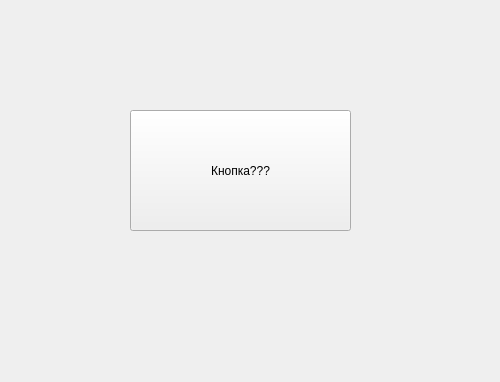
MaxN20/-Barnaul---Nenashev-, file UI.ui: the form before one commit.
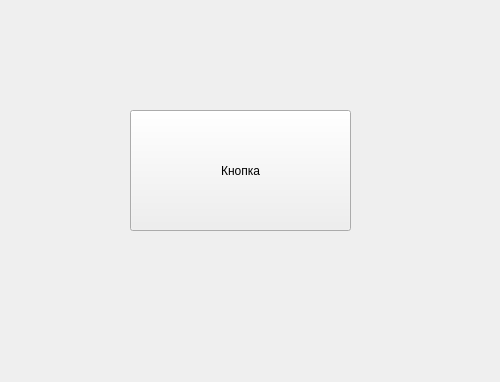
The form after the commit.

Commit message: My first git-repo

Diff of the .ui file:
```diff
--- a/UI.ui
+++ b/UI.ui
@@ -23,7 +23,7 @@
     </rect>
    </property>
    <property name="text">
-    <string>Кнопка???</string>
+    <string>Кнопка</string>
    </property>
   </widget>
  </widget>
```
The commit also changes 1 other file.
